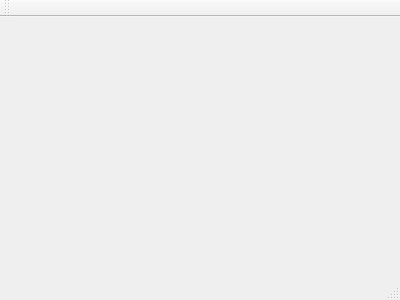
The window that BKOven/mainwindow.ui (Icemic/BKOven) describes before a commit, drawn with Qt 5.
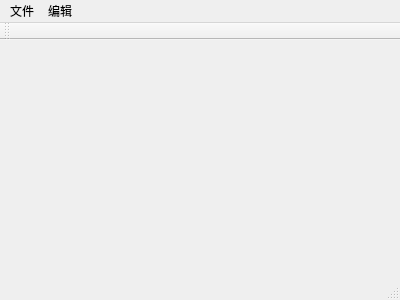
The same window after the commit.

What changed in the file:
```diff
--- a/BKOven/mainwindow.ui
+++ b/BKOven/mainwindow.ui
@@ -12,13 +12,40 @@
   <property name="windowTitle" >
    <string>MainWindow</string>
   </property>
-  <widget class="QMenuBar" name="menuBar" />
-  <widget class="QToolBar" name="mainToolBar" />
-  <widget class="QWidget" name="centralWidget" />
-  <widget class="QStatusBar" name="statusBar" />
+  <widget class="QWidget" name="centralWidget"/>
+  <widget class="QMenuBar" name="menuBar">
+   <property name="geometry">
+    <rect>
+     <x>0</x>
+     <y>0</y>
+     <width>400</width>
+     <height>23</height>
+    </rect>
+   </property>
+   <widget class="QMenu" name="menu">
+    <property name="title">
+     <string>文件</string>
+    </property>
+   </widget>
+   <widget class="QMenu" name="menu_2">
+    <property name="title">
+     <string>编辑</string>
+    </property>
+   </widget>
+   <addaction name="menu"/>
+   <addaction name="menu_2"/>
+  </widget>
+  <widget class="QToolBar" name="mainToolBar">
+   <attribute name="toolBarArea">
+    <enum>TopToolBarArea</enum>
+   </attribute>
+   <attribute name="toolBarBreak">
+    <bool>true</bool>
+   </attribute>
+  </widget>
+  <widget class="QStatusBar" name="statusBar"/>
  </widget>
- <layoutDefault spacing="6" margin="11" />
- <pixmapfunction></pixmapfunction>
+ <layoutdefault spacing="6" margin="11"/>
  <resources/>
  <connections/>
 </ui>
```
Left out of the diff: 7 changed lines with no effect on the pictures.
